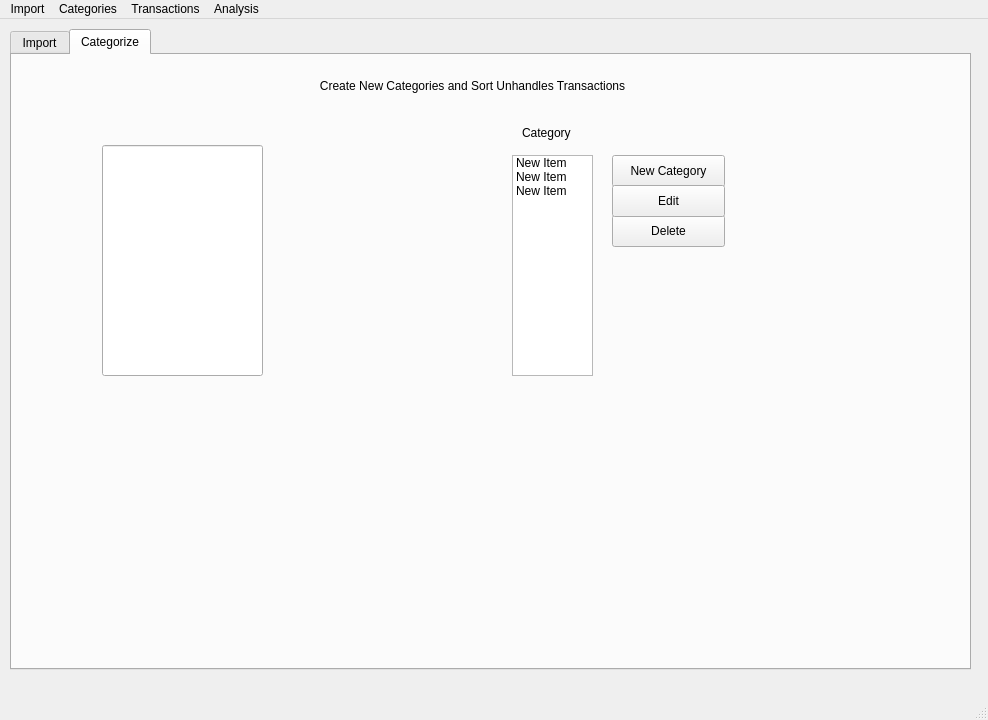
robscott1/TransactionSorter, file window.ui: the form before one commit.
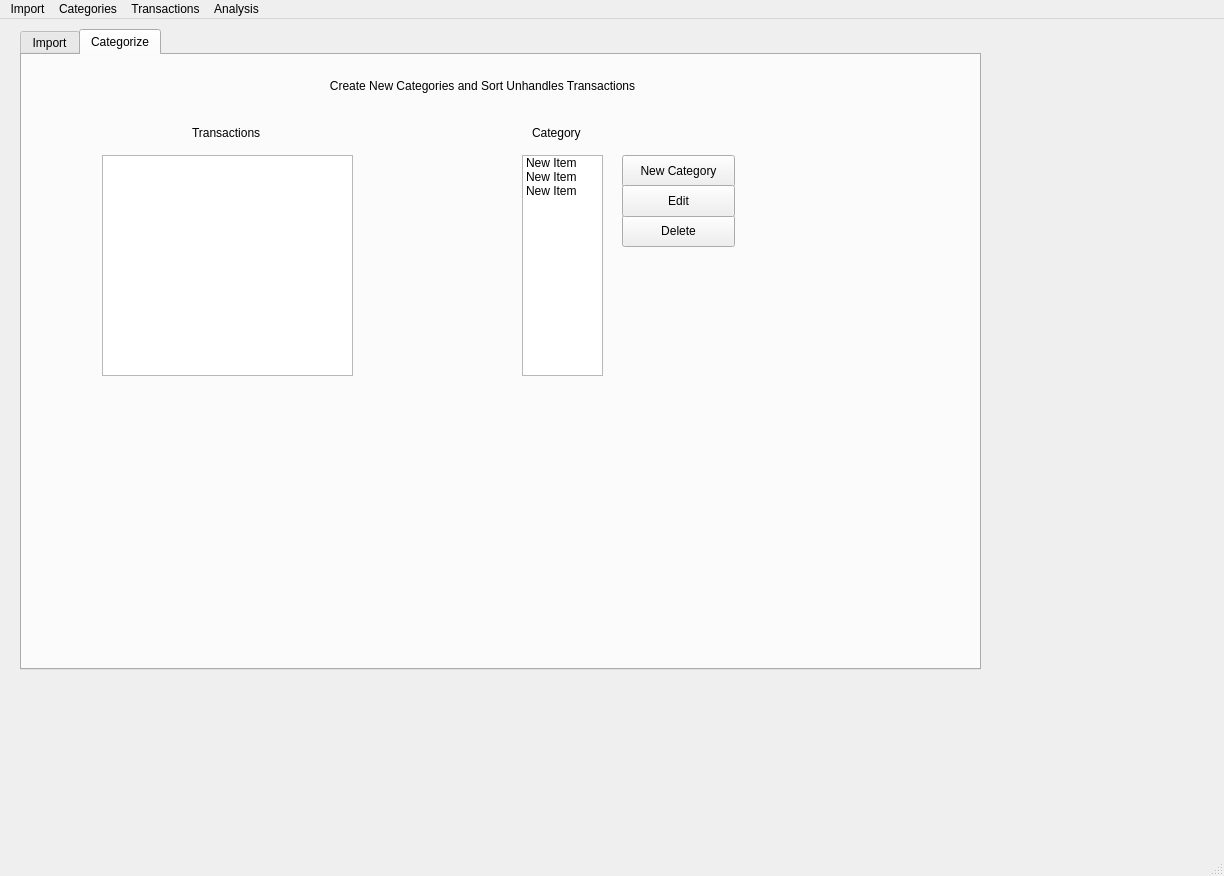
The form after the commit.

Commit message: New window with another list widget for transactions

```diff
--- a/window.ui
+++ b/window.ui
@@ -6,8 +6,8 @@
    <rect>
     <x>0</x>
     <y>0</y>
-    <width>988</width>
-    <height>720</height>
+    <width>1224</width>
+    <height>876</height>
    </rect>
   </property>
   <property name="windowTitle">
@@ -17,7 +17,7 @@
    <widget class="QTabWidget" name="importTab">
     <property name="geometry">
      <rect>
-      <x>10</x>
+      <x>20</x>
       <y>10</y>
       <width>961</width>
       <height>641</height>
@@ -142,16 +142,6 @@
        </property>
       </item>
      </widget>
-     <widget class="QLineEdit" name="typeNewCat">
-      <property name="geometry">
-       <rect>
-        <x>90</x>
-        <y>90</y>
-        <width>161</width>
-        <height>231</height>
-       </rect>
-      </property>
-     </widget>
      <widget class="QPushButton" name="openCatPopUp">
       <property name="geometry">
        <rect>
@@ -204,6 +194,29 @@
        <string>Edit</string>
       </property>
      </widget>
+     <widget class="QListWidget" name="unhandledTransactionsList">
+      <property name="geometry">
+       <rect>
+        <x>80</x>
+        <y>100</y>
+        <width>251</width>
+        <height>221</height>
+       </rect>
+      </property>
+     </widget>
+     <widget class="QLabel" name="label">
+      <property name="geometry">
+       <rect>
+        <x>170</x>
+        <y>70</y>
+        <width>91</width>
+        <height>16</height>
+       </rect>
+      </property>
+      <property name="text">
+       <string>Transactions</string>
+      </property>
+     </widget>
     </widget>
    </widget>
   </widget>
@@ -212,7 +225,7 @@
     <rect>
      <x>0</x>
      <y>0</y>
-     <width>988</width>
+     <width>1224</width>
      <height>22</height>
     </rect>
    </property>
```
